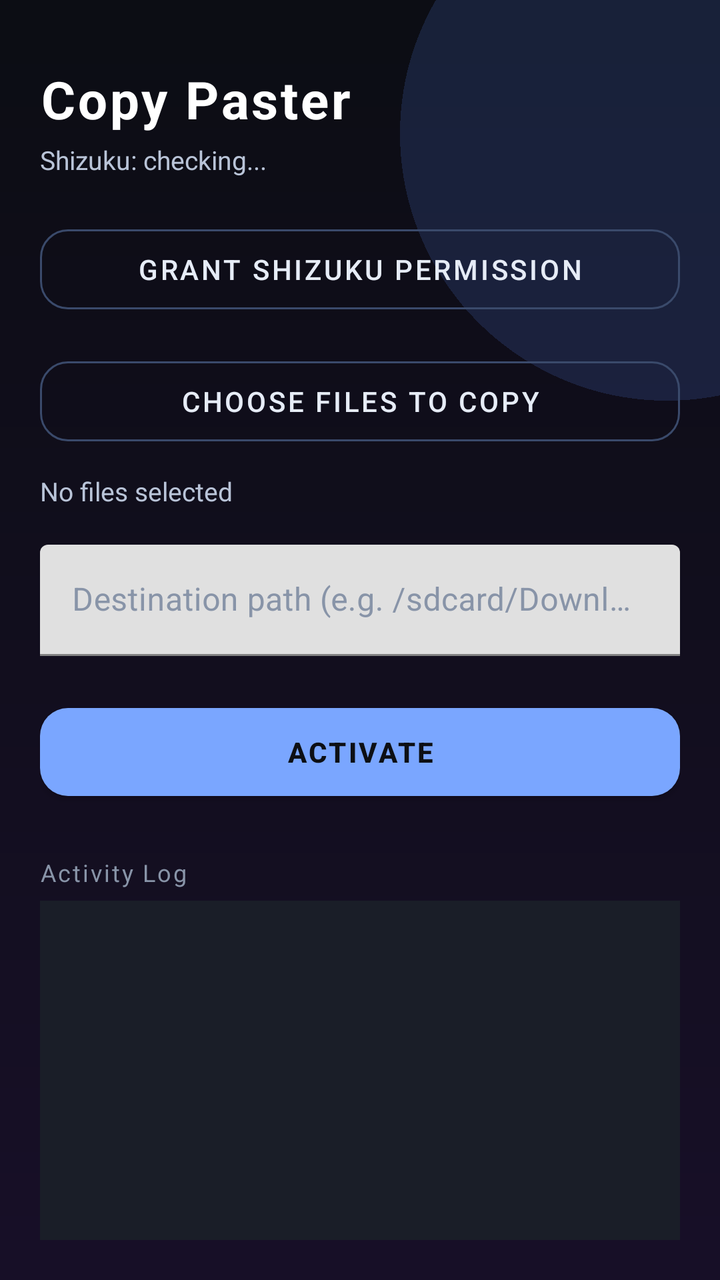
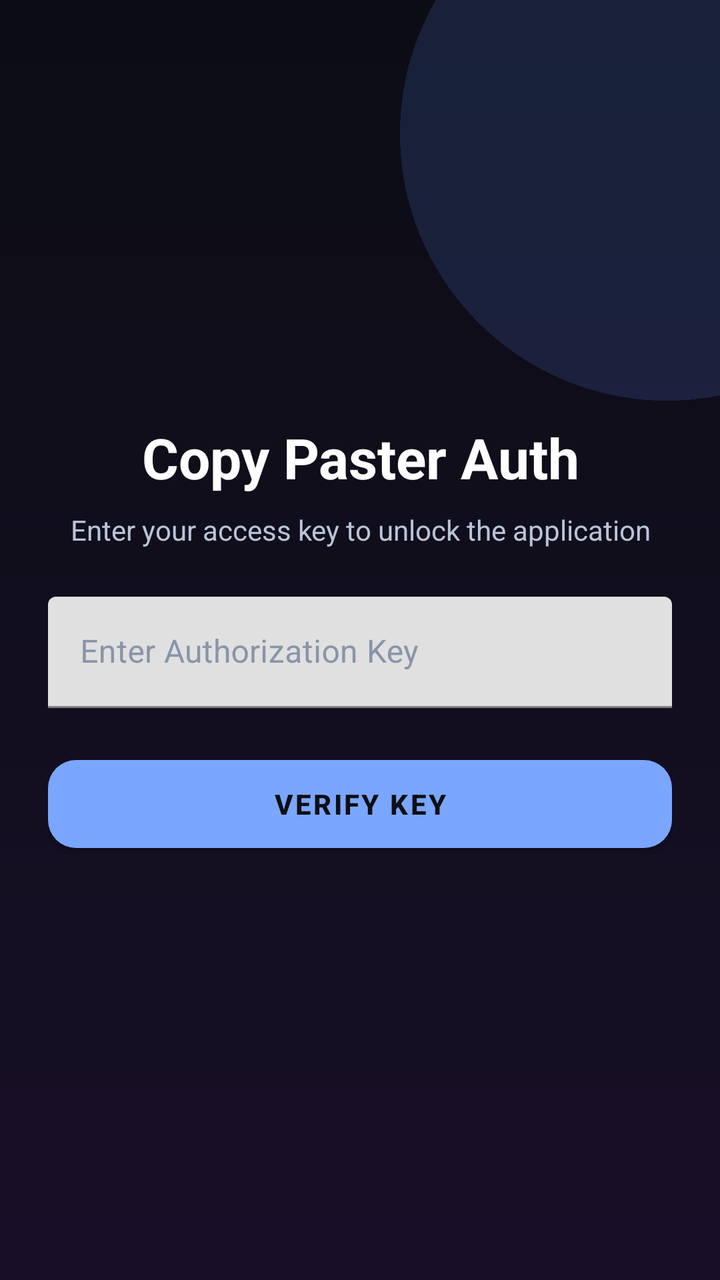

An Android layout rendered at two revisions. The XML below is the earlier revision; the diff shows what the commit changed to produce the second picture.
<!-- AndroidManifest.xml: application theme Theme.ShizukuFileCopier -->
<!-- res/layout/activity_main.xml -->
<?xml version="1.0" encoding="utf-8"?>
<FrameLayout xmlns:android="http://schemas.android.com/apk/res/android"
    xmlns:app="http://schemas.android.com/apk/res-auto"
    android:layout_width="match_parent"
    android:layout_height="match_parent">

    <ImageView
        android:layout_width="match_parent"
        android:layout_height="match_parent"
        android:scaleType="centerCrop"
        android:src="@drawable/bg"
        android:contentDescription="@null" />

    <LinearLayout
        android:layout_width="match_parent"
        android:layout_height="match_parent"
        android:orientation="vertical"
        android:padding="20dp">

        <TextView
            android:layout_width="match_parent"
            android:layout_height="wrap_content"
            android:text="Copy Paster"
            android:textColor="#FFFFFF"
            android:textSize="26sp"
            android:textStyle="bold"
            android:letterSpacing="0.05"
            android:paddingTop="12dp"
            android:paddingBottom="4dp" />

        <TextView
            android:id="@+id/statusText"
            android:layout_width="match_parent"
            android:layout_height="wrap_content"
            android:text="Shizuku: checking..."
            android:textColor="#B9C4D8"
            android:textSize="13sp"
            android:paddingBottom="20dp" />

        <Button
            android:id="@+id/requestPermissionButton"
            style="@style/PremiumButton.Outline"
            android:layout_width="match_parent"
            android:layout_height="52dp"
            android:text="Grant Shizuku Permission" />

        <Button
            android:id="@+id/pickFileButton"
            style="@style/PremiumButton.Outline"
            android:layout_width="match_parent"
            android:layout_height="52dp"
            android:layout_marginTop="14dp"
            android:text="Choose Files to Copy" />

        <TextView
            android:id="@+id/selectedFileText"
            android:layout_width="match_parent"
            android:layout_height="wrap_content"
            android:text="No files selected"
            android:textColor="#B9C4D8"
            android:textSize="13sp"
            android:paddingTop="10dp" />

        <com.google.android.material.textfield.TextInputLayout
            android:layout_width="match_parent"
            android:layout_height="wrap_content"
            android:layout_marginTop="18dp"
            app:boxStrokeColor="#7AA6FF"
            app:hintTextColor="#7AA6FF"
            android:textColorHint="#8894A8">

            <com.google.android.material.textfield.TextInputEditText
                android:id="@+id/destPathEditText"
                android:layout_width="match_parent"
                android:layout_height="wrap_content"
                android:hint="Destination path (e.g. /sdcard/Download/)"
                android:textColor="#FFFFFF"
                android:inputType="text" />
        </com.google.android.material.textfield.TextInputLayout>

        <Button
            android:id="@+id/copyButton"
            style="@style/PremiumButton.Filled"
            android:layout_width="match_parent"
            android:layout_height="56dp"
            android:layout_marginTop="20dp"
            android:text="ACTIVATE" />

        <TextView
            android:layout_width="match_parent"
            android:layout_height="wrap_content"
            android:text="Activity Log"
            android:textColor="#8894A8"
            android:textSize="12sp"
            android:letterSpacing="0.08"
            android:paddingTop="24dp"
            android:paddingBottom="6dp" />

        <ScrollView
            android:layout_width="match_parent"
            android:layout_height="0dp"
            android:layout_weight="1"
            android:background="#1A1E28"
            android:padding="12dp">

            <TextView
                android:id="@+id/logText"
                android:layout_width="match_parent"
                android:layout_height="wrap_content"
                android:fontFamily="monospace"
                android:textColor="#C7D1E0"
                android:textSize="12sp" />
        </ScrollView>

    </LinearLayout>
</FrameLayout>
<!-- resources referenced by this layout -->
<resources>
  <!-- drawable bg: png bitmap (drawable, 11586 bytes) -->
  <style name="PremiumButton.Filled" parent="Widget.MaterialComponents.Button">
          <item name="backgroundTint">#7AA6FF</item>
          <item name="android:textColor">#0D0F14</item>
          <item name="android:textStyle">bold</item>
          <item name="cornerRadius">14dp</item>
          <item name="android:letterSpacing">0.08</item>
      </style>
  <style name="PremiumButton.Outline" parent="Widget.MaterialComponents.Button.OutlinedButton">
          <item name="strokeColor">#3A4A6B</item>
          <item name="android:textColor">#E6ECF7</item>
          <item name="cornerRadius">14dp</item>
      </style>
  <style name="Theme.ShizukuFileCopier" parent="Theme.MaterialComponents.DayNight.NoActionBar">
          <item name="android:windowBackground">@android:color/black</item>
          <item name="colorPrimary">#7AA6FF</item>
          <item name="colorAccent">#7AA6FF</item>
      </style>
</resources>

<!-- the commit's change to res/layout/activity_main.xml (unified diff, before → after) -->
@@ -11,16 +11,73 @@
         android:src="@drawable/bg"
         android:contentDescription="@null" />
 
+    
     <LinearLayout
+        android:id="@+id/authLayout"
         android:layout_width="match_parent"
         android:layout_height="match_parent"
         android:orientation="vertical"
-        android:padding="20dp">
+        android:gravity="center"
+        android:padding="24dp"
+        android:visibility="visible">
 
         <TextView
             android:layout_width="match_parent"
             android:layout_height="wrap_content"
-            android:text="Copy Paster"
+            android:text="Copy Paster Auth"
+            android:textColor="#FFFFFF"
+            android:textSize="28sp"
+            android:textStyle="bold"
+            android:gravity="center"
+            android:paddingBottom="8dp" />
+
+        <TextView
+            android:layout_width="match_parent"
+            android:layout_height="wrap_content"
+            android:text="Enter your access key to unlock the application"
+            android:textColor="#B9C4D8"
+            android:textSize="14sp"
+            android:gravity="center"
+            android:paddingBottom="24dp" />
+
+        <com.google.android.material.textfield.TextInputLayout
+            android:layout_width="match_parent"
+            android:layout_height="wrap_content"
+            app:boxStrokeColor="#7AA6FF"
+            app:hintTextColor="#7AA6FF"
+            android:textColorHint="#8894A8">
+
+            <com.google.android.material.textfield.TextInputEditText
+                android:id="@+id/keyInputEditText"
+                android:layout_width="match_parent"
+                android:layout_height="wrap_content"
+                android:hint="Enter Authorization Key"
+                android:textColor="#FFFFFF"
+                android:inputType="text" />
+        </com.google.android.material.textfield.TextInputLayout>
+
+        <Button
+            android:id="@+id/verifyKeyButton"
+            style="@style/PremiumButton.Filled"
+            android:layout_width="match_parent"
+            android:layout_height="56dp"
+            android:layout_marginTop="20dp"
+            android:text="VERIFY KEY" />
+    </LinearLayout>
+
+    
+    <LinearLayout
+        android:id="@+id/mainDashboardLayout"
+        android:layout_width="match_parent"
+        android:layout_height="match_parent"
+        android:orientation="vertical"
+        android:padding="20dp"
+        android:visibility="gone">
+
+        <TextView
+            android:layout_width="match_parent"
+            android:layout_height="wrap_content"
+            android:text="Copy Paster (Free Fire TH)"
             android:textColor="#FFFFFF"
             android:textSize="26sp"
             android:textStyle="bold"
@@ -50,41 +107,25 @@
             android:layout_width="match_parent"
             android:layout_height="52dp"
             android:layout_marginTop="14dp"
-            android:text="Choose Files to Copy" />
+            android:text="Initialize Source Folder" />
 
         <TextView
             android:id="@+id/selectedFileText"
             android:layout_width="match_parent"
             android:layout_height="wrap_content"
-            android:text="No files selected"
+            android:text="No source files initialized"
             android:textColor="#B9C4D8"
             android:textSize="13sp"
-            android:paddingTop="10dp" />
-
-        <com.google.android.material.textfield.TextInputLayout
-            android:layout_width="match_parent"
-            android:layout_height="wrap_content"
-            android:layout_marginTop="18dp"
-            app:boxStrokeColor="#7AA6FF"
-            app:hintTextColor="#7AA6FF"
-            android:textColorHint="#8894A8">
-
-            <com.google.android.material.textfield.TextInputEditText
-                android:id="@+id/destPathEditText"
-                android:layout_width="match_parent"
-                android:layout_height="wrap_content"
-                android:hint="Destination path (e.g. /sdcard/Download/)"
-                android:textColor="#FFFFFF"
-                android:inputType="text" />
-        </com.google.android.material.textfield.TextInputLayout>
+            android:paddingTop="10dp"
+            android:paddingBottom="10dp" />
 
         <Button
             android:id="@+id/copyButton"
             style="@style/PremiumButton.Filled"
             android:layout_width="match_parent"
             android:layout_height="56dp"
-            android:layout_marginTop="20dp"
-            android:text="ACTIVATE" />
+            android:layout_marginTop="10dp"
+            android:text="ACTIVATE &amp; PASTE" />
 
         <TextView
             android:layout_width="match_parent"
@@ -93,7 +134,7 @@
             android:textColor="#8894A8"
             android:textSize="12sp"
             android:letterSpacing="0.08"
-            android:paddingTop="24dp"
+            android:paddingTop="16dp"
             android:paddingBottom="6dp" />
 
         <ScrollView
